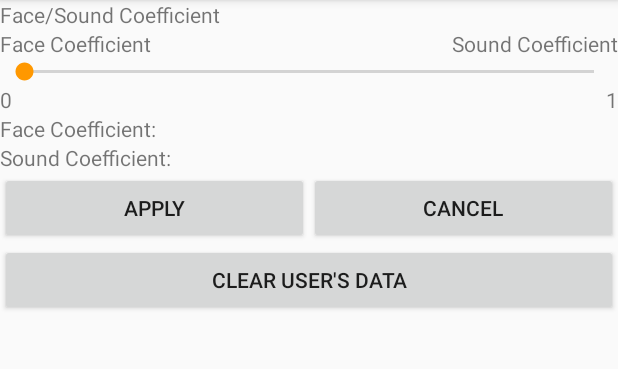
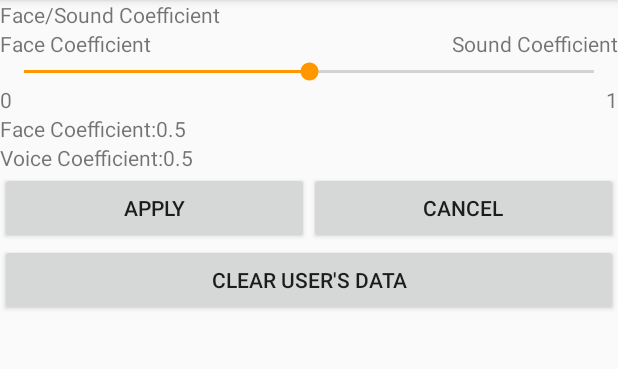
Before and after one commit to ndtho8205/biodiary, an Android app: the SettingActivity screen opened directly, with no data from a screen before it, on a phone screen of 412 x 824 dp, the part 84-453 px from its top. Run offline under Robolectric (Android 15) with nearby library versions, the phone set to English and light mode, and no system bars.

Commit message:
//Finish. Dai loai the

```diff
--- a/app/src/main/java/edu/bk/thesis/biodiary/activities/SettingActivity.java
+++ b/app/src/main/java/edu/bk/thesis/biodiary/activities/SettingActivity.java
@@ -1,5 +1,6 @@
 package edu.bk.thesis.biodiary.activities;
 
+import android.app.Activity;
 import android.content.Intent;
 import android.os.Bundle;
 import android.support.design.widget.FloatingActionButton;
@@ -28,6 +29,8 @@ import android.widget.SeekBar;
 import android.widget.TextView;
 import android.widget.SeekBar.*;
 
+import edu.bk.thesis.biodiary.lib.*;
+
 
 
 public class SettingActivity extends AppCompatActivity
@@ -36,6 +39,7 @@ public class SettingActivity extends AppCompatActivity
     private static final String AUDIO_RECORDER_FOLDER = "AudioRecorder";
     private static final String AUDIO_RECORDER_TEMP_FILE = "record_temp.raw";
 
+
     @Override
     protected void onCreate(Bundle savedInstanceState) {
         super.onCreate(savedInstanceState);
@@ -43,6 +47,22 @@ public class SettingActivity extends AppCompatActivity
         SeekBar sb = (SeekBar) findViewById(R.id.seekBar);
         final TextView faceValue = (TextView) findViewById(R.id.fc);
         final TextView voiceValue = (TextView) findViewById(R.id.sc);
+
+        CoefficientManager manager = new CoefficientManager();
+        try {
+            double faceCo =manager.loadFace(getApplicationContext());
+            sb.setProgress((int) (faceCo*100));
+            faceValue.setText("Face Coefficient:"+(Double.toString(faceCo)));
+        } catch (Exception e) {
+            e.printStackTrace();
+        }
+        try {
+            double voiceCo =manager.loadVoice(getApplicationContext());
+            voiceValue.setText("Voice Coefficient:"+(Double.toString(voiceCo)));
+        } catch (Exception e) {
+            e.printStackTrace();
+        }
+
 
         sb.setOnSeekBarChangeListener(new OnSeekBarChangeListener() {
             int value=0;
@@ -60,8 +80,8 @@ public class SettingActivity extends AppCompatActivity
             @Override
             public void onStopTrackingTouch(SeekBar sb) {
                 // TODO Auto-generated method stub
-                faceValue.setText("Face Coefficient:"+String.valueOf((double)value/sb.getMax()));
-                voiceValue.setText("Face Coefficient:"+String.valueOf(1-(double)value/sb.getMax()));
+                faceValue.setText("Face Coefficient:"+(String.valueOf((double)value/sb.getMax())));
+                voiceValue.setText("Voice Coefficient:"+(String.valueOf(1-(double)value/sb.getMax())));
             }
         });
     }
@@ -77,13 +97,13 @@ public class SettingActivity extends AppCompatActivity
         return (file.getAbsolutePath() + "/" + "owner" + AUDIO_RECORDER_FILE_EXT_WAV);
     }
 
-    public void saveCoefficent(View arg0){
+    public void saveCoefficent(View arg0) throws Exception {
         SeekBar sb = (SeekBar) findViewById(R.id.seekBar);
         double faceCo= (double)sb.getProgress()/sb.getMax();
         double voiceCo= 1-faceCo;
-        //TO-DO
-        //SAVE NHOE THO
-        //SAVE 2 CAI faceCo va voiceCo
+
+        CoefficientManager manager = new CoefficientManager();
+        manager.save(getApplicationContext(),faceCo,voiceCo);
         finish();
 
     }
--- /dev/null
+++ b/app/src/main/java/edu/bk/thesis/biodiary/lib/CoefficientManager.java
@@ -0,0 +1,80 @@
+package edu.bk.thesis.biodiary.lib;
+
+import android.content.SharedPreferences;
+import android.content.Context;
+import android.app.Activity;
+import android.provider.Settings;
+
+/**
+ * Created by L on 2018/04/03.
+ */
+
+public class CoefficientManager {
+
+    public void create (Context mcontext){
+        SharedPreferences sharedPreferences = mcontext.getSharedPreferences("sharedPreferences", Context.MODE_PRIVATE);
+        SharedPreferences.Editor editor = sharedPreferences.edit();
+        editor.putFloat("face",0.5f);
+        editor.putFloat("voice",0.5f);
+    }
+
+    public int checkExist(Context mcontext){
+        SharedPreferences sharedPreferences = mcontext.getSharedPreferences("sharedPreferences", Context.MODE_PRIVATE);
+        double face = (double) sharedPreferences.getFloat("face",-1.0f);
+        double voice= (double) sharedPreferences.getFloat("voice",-1.0f);
+        System.out.println(face+" "+voice);
+        int result=0;
+        if (face==-1) {
+            result+=0;
+        }
+        else{
+            result+=10;
+        }
+        if (voice==-1) {
+            result+=0;
+        }
+        else{
+            result+=1;
+        }
+        return result;
+    }
+
+    public void save(Context mcontext,double face, double voice) throws Exception{
+        SharedPreferences sharedPreferences = mcontext.getSharedPreferences("sharedPreferences", Context.MODE_PRIVATE);
+        SharedPreferences.Editor editor = sharedPreferences.edit();
+        editor.putFloat("face",(float) face);
+        editor.apply();
+        editor.putFloat("voice",(float) voice);
+        editor.apply();
+    }
+
+    public double loadFace(Context mcontext) throws  Exception{
+        int check=checkExist(mcontext);
+        SharedPreferences sharedPreferences = mcontext.getSharedPreferences("sharedPreferences", Context.MODE_PRIVATE);
+        if (check/10==1){
+            double face = sharedPreferences.getFloat("face",0.5f);
+            return face;
+        }
+        else{
+            System.out.println("kill me please");
+            create(mcontext);
+            double face = sharedPreferences.getFloat("face",0.5f);
+            return face;
+        }
+    }
+
+    public double loadVoice(Context mcontext) throws  Exception{
+        int check=checkExist(mcontext);
+        SharedPreferences sharedPreferences = mcontext.getSharedPreferences("sharedPreferences", Context.MODE_PRIVATE);
+        if (check%10==1){
+            double voice = sharedPreferences.getFloat("voice",0.5f);
+            return voice;
+        }
+        else{
+            create(mcontext);
+            double voice = sharedPreferences.getFloat("voice",0.5f);
+            return voice;
+        }
+    }
+
+}
```
Also changed, not shown: app/src/main/java/edu/bk/thesis/biodiary/activities/RecordVoiceActivity.java (added, +39 -0 lines), app/src/main/res/layout/acitivy_record_sound.xml (added, +35 -0 lines), app/src/main/res/drawable/voice.png (added).
